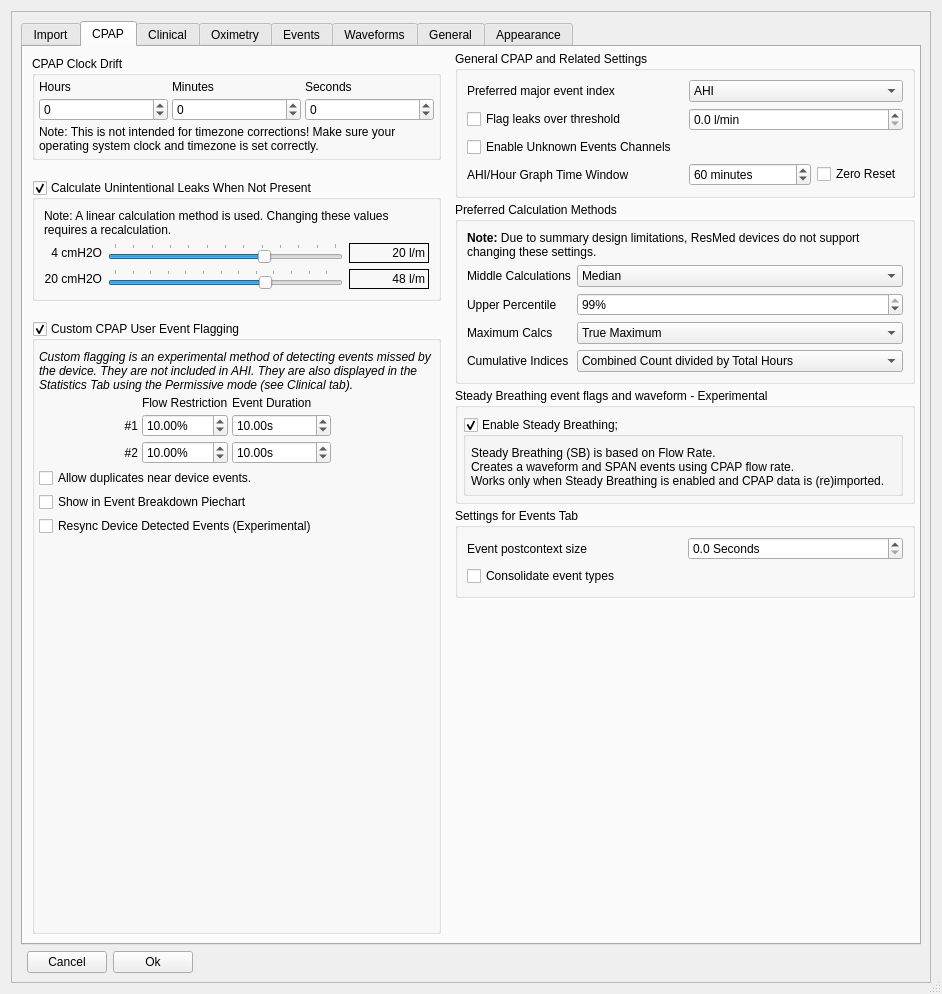
The window that oscar/preferencesdialog.ui (tomasohara/OSCAR-SQL) describes before a commit, drawn with Qt 5.
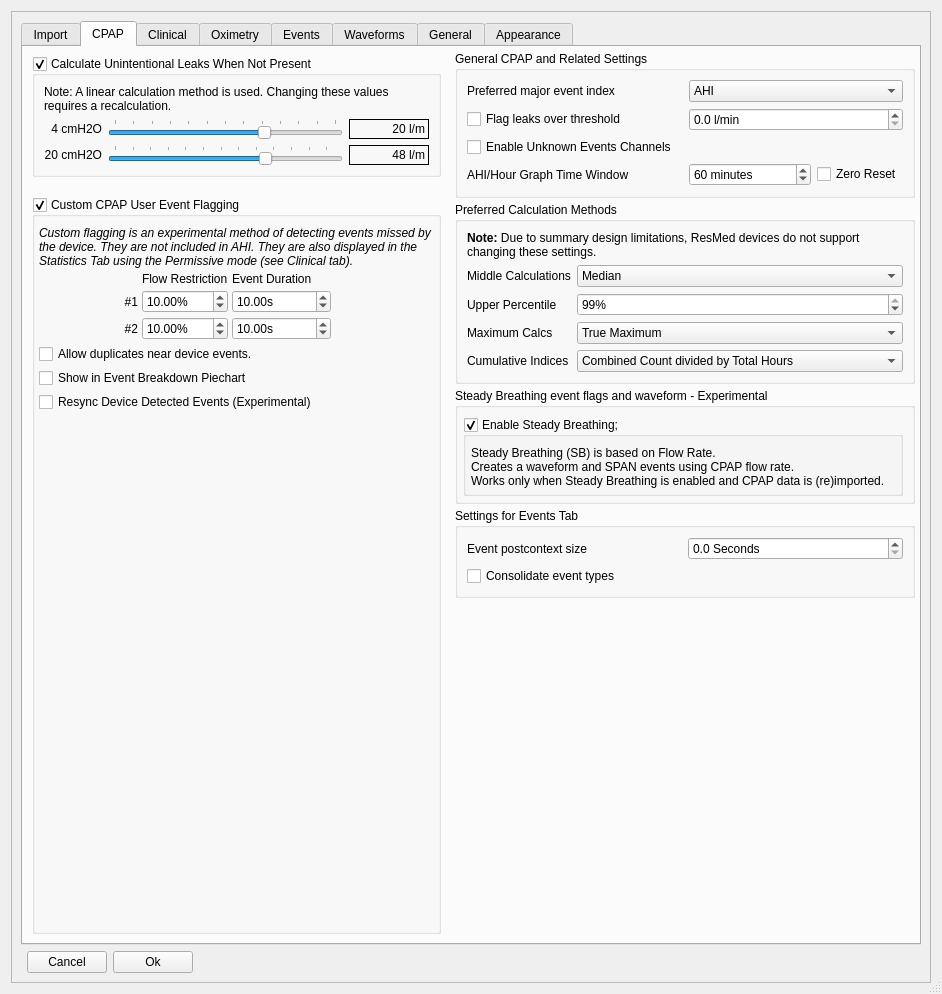
The same window after the commit. The open tabs and pages were chosen to show the change. Icons and pictures are not drawn.

Commit message: Redesign Time Corrections dialog and split out Drift Analysis

Diff of the .ui file:
```diff
--- a/oscar/preferencesdialog.ui
+++ b/oscar/preferencesdialog.ui
@@ -722,103 +722,6 @@
                 <property name="bottomMargin">
                  <number>5</number>
                 </property>
-                <item>
-                 <widget class="QGroupBox" name="groupBox_9">
-                  <property name="sizePolicy">
-                   <sizepolicy hsizetype="Expanding" vsizetype="Preferred">
-                    <horstretch>0</horstretch>
-                    <verstretch>0</verstretch>
-                   </sizepolicy>
-                  </property>
-                  <property name="title">
-                   <string>CPAP Clock Drift</string>
-                  </property>
-                  <layout class="QGridLayout" name="gridLayout_15">
-                   <property name="leftMargin">
-                    <number>4</number>
-                   </property>
-                   <property name="topMargin">
-                    <number>4</number>
-                   </property>
-                   <property name="rightMargin">
-                    <number>4</number>
-                   </property>
-                   <property name="bottomMargin">
-                    <number>4</number>
-                   </property>
-                   <property name="spacing">
-                    <number>4</number>
-                   </property>
-                   <item row="2" column="0" colspan="3">
-                    <widget class="QLabel" name="label_7">
-                     <property name="sizePolicy">
-                      <sizepolicy hsizetype="Preferred" vsizetype="Minimum">
-                       <horstretch>0</horstretch>
-                       <verstretch>0</verstretch>
-                      </sizepolicy>
-                     </property>
-                     <property name="text">
-                      <string>&lt;html&gt;&lt;head/&gt;&lt;body&gt;&lt;p&gt;Note: This is not intended for timezone corrections! Make sure your operating system clock and timezone is set correctly.&lt;/p&gt;&lt;/body&gt;&lt;/html&gt;</string>
-                     </property>
-                     <property name="wordWrap">
-                      <bool>true</bool>
-                     </property>
-                    </widget>
-                   </item>
-                   <item row="1" column="2">
-                    <widget class="QSpinBox" name="clockDriftSeconds">
-                     <property name="minimum">
-                      <number>-9999</number>
-                     </property>
-                     <property name="maximum">
-                      <number>9999</number>
-                     </property>
-                    </widget>
-                   </item>
-                   <item row="0" column="1">
-                    <widget class="QLabel" name="label_17">
-                     <property name="text">
-                      <string>Minutes</string>
-                     </property>
-                    </widget>
-                   </item>
-                   <item row="1" column="1">
-                    <widget class="QSpinBox" name="clockDriftMinutes">
-                     <property name="minimum">
-                      <number>-59</number>
-                     </property>
-                     <property name="maximum">
-                      <number>59</number>
-                     </property>
-                     <property name="value">
-                      <number>0</number>
-                     </property>
-                    </widget>
-                   </item>
-                   <item row="1" column="0">
-                    <widget class="QSpinBox" name="clockDriftHours">
-                     <property name="minimum">
-                      <number>-99</number>
-                     </property>
-                    </widget>
-                   </item>
-                   <item row="0" column="0">
-                    <widget class="QLabel" name="label_9">
-                     <property name="text">
-                      <string>Hours</string>
-                     </property>
-                    </widget>
-                   </item>
-                   <item row="0" column="2">
-                    <widget class="QLabel" name="label_31">
-                     <property name="text">
-                      <string>Seconds</string>
-                     </property>
-                    </widget>
-                   </item>
-                  </layout>
-                 </widget>
-                </item>
                 <item>
                  <widget class="QGroupBox" name="calculateUnintentionalLeaks">
                   <property name="sizePolicy">
```
The commit also changes 30 other files.
